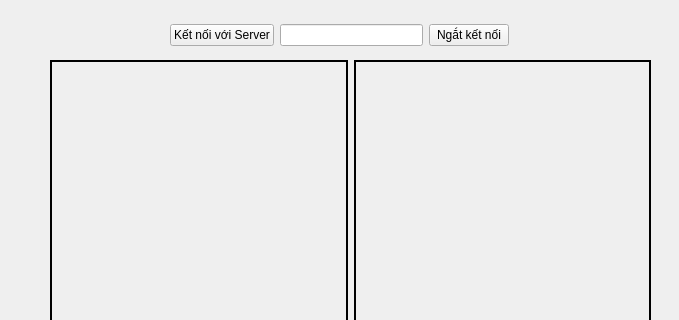
The window that ClientApp/client_ui.ui (NguyenTrung2002/DetectServer) describes before a commit, drawn with Qt 5; both pictures show x 0 to 679 and y 0 to 320 of the 679 by 584 pixel window.
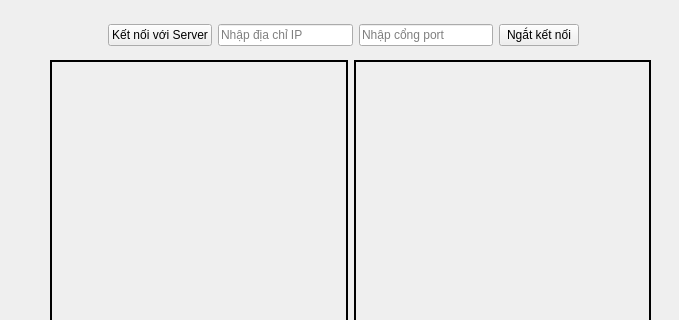
The same window after the commit.

Patch:
```diff
--- a/ClientApp/client_ui.ui
+++ b/ClientApp/client_ui.ui
@@ -17,9 +17,9 @@
    <widget class="QWidget" name="horizontalLayoutWidget">
     <property name="geometry">
      <rect>
-      <x>170</x>
+      <x>108</x>
       <y>20</y>
-      <width>339</width>
+      <width>471</width>
       <height>31</height>
      </rect>
     </property>
@@ -35,6 +35,16 @@
       <widget class="QLineEdit" name="ipLine">
        <property name="text">
         <string/>
+       </property>
+       <property name="placeholderText">
+        <string>Nhập địa chỉ IP</string>
+       </property>
+      </widget>
+     </item>
+     <item>
+      <widget class="QLineEdit" name="lineEdit">
+       <property name="placeholderText">
+        <string>Nhập cổng port</string>
        </property>
       </widget>
      </item>
```
Left out of the diff: 12 changed lines with no effect on the pictures.
